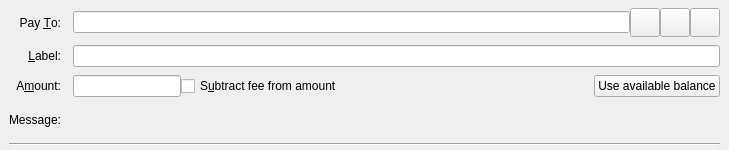
Old version of the form src/qt/forms/sendcoinsentry.ui in the repository chaintope/tapyrus-core.
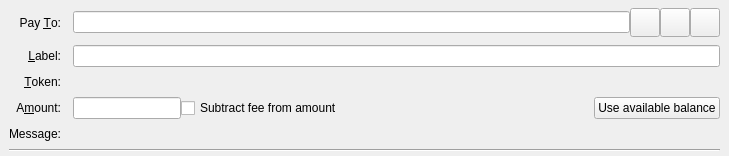
New version of the form. Icons and pictures are not drawn. Custom widgets are drawn as their Qt base class.

Diff of the .ui file:
```diff
--- a/src/qt/forms/sendcoinsentry.ui
+++ b/src/qt/forms/sendcoinsentry.ui
@@ -150,6 +150,35 @@
      </widget>
     </item>
     <item row="2" column="0">
+     <widget class="QLabel" name="labelToken">
+      <property name="text">
+       <string>&amp;Token:</string>
+      </property>
+      <property name="alignment">
+       <set>Qt::AlignRight|Qt::AlignTrailing|Qt::AlignVCenter</set>
+      </property>
+      <property name="buddy">
+       <cstring>labelTokenName</cstring>
+      </property>
+     </widget>
+    </item>
+    <item row="2" column="1">
+     <widget class="QLabel" name="labelTokenName">
+      <property name="text">
+       <string>&amp;</string>
+      </property>
+      <property name="alignment">
+       <set>Qt::AlignLeft|Qt::AlignTrailing|Qt::AlignVCenter</set>
+      </property>
+      <property name="buddy">
+       <cstring>labelToken</cstring>
+      </property>
+      <property name="toolTip">
+       <string>Token type of the address</string>
+      </property>
+     </widget>
+    </item>
+    <item row="3" column="0">
      <widget class="QLabel" name="amountLabel">
       <property name="text">
        <string>A&amp;mount:</string>
@@ -162,7 +191,7 @@
       </property>
      </widget>
     </item>
-    <item row="2" column="1">
+    <item row="3" column="1">
      <layout class="QHBoxLayout" name="horizontalLayoutAmount" stretch="0,1,0">
       <item>
        <widget class="BitcoinAmountField" name="payAmount"/>
@@ -173,7 +202,7 @@
          <string>The fee will be deducted from the amount being sent. The recipient will receive less tpc than you enter in the amount field. If multiple recipients are selected, the fee is split equally.</string>
         </property>
         <property name="text">
-         <string>S&amp;ubtract fee from amount</string>
+         <string>Subtract fee from amount</string>
         </property>
        </widget>
       </item>
@@ -186,7 +215,7 @@
       </item>
      </layout>
     </item>
-    <item row="3" column="0">
+    <item row="4" column="0">
      <widget class="QLabel" name="messageLabel">
       <property name="text">
        <string>Message:</string>
@@ -196,7 +225,7 @@
       </property>
      </widget>
     </item>
-    <item row="3" column="1">
+    <item row="4" column="1">
      <widget class="QLabel" name="messageTextLabel">
       <property name="toolTip">
        <string>A message that was attached to the tapyrus coin: URI which will be stored with the transaction for your reference. Note: This message will not be sent over the Tapyrus network.</string>
@@ -206,7 +235,7 @@
       </property>
      </widget>
     </item>
-    <item row="4" column="0" colspan="2">
+    <item row="5" column="0" colspan="2">
      <widget class="Line" name="line">
       <property name="orientation">
        <enum>Qt::Horizontal</enum>
```
